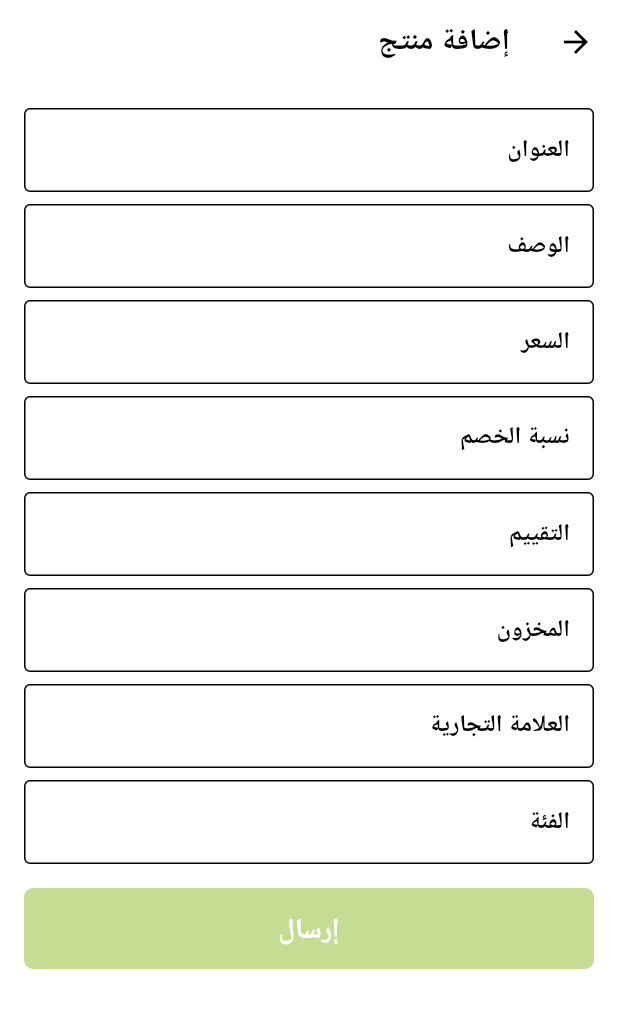
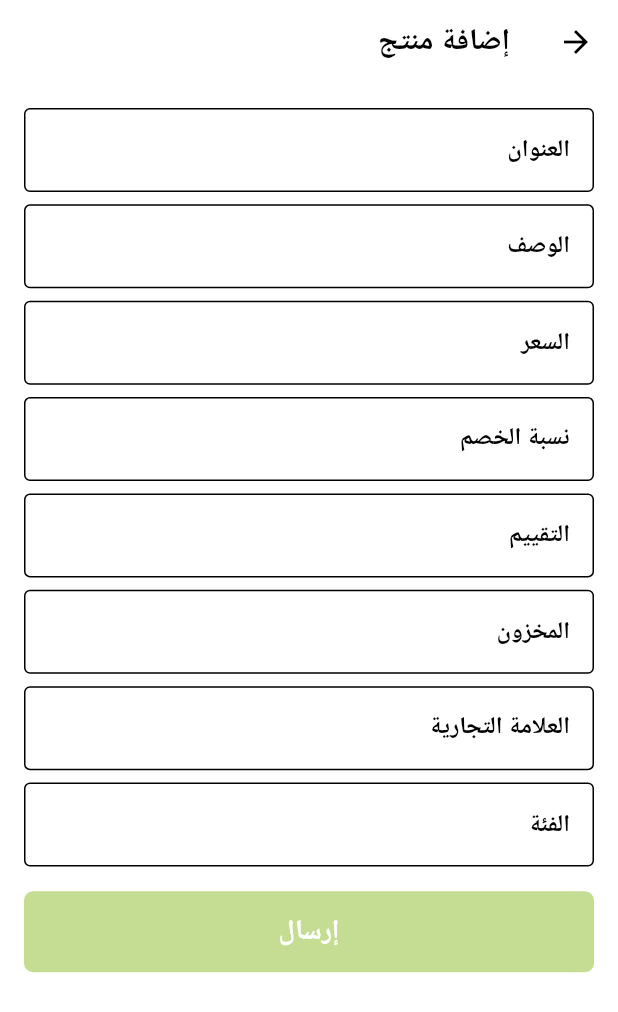
Before and after one commit to ahmedfarid2/TaskApp, a Flutter app: the screen it shows after launch, after a tap on "Ar", after a tap on the "add" icon, on a phone screen of 412 x 824 dp. Shown: the top 1012 px of the screen. Run offline on Flutter 3.47's test engine with Material 3 defaults, Android fonts, the phone set to English and light mode, and no system bars; our stand-ins replace bloc, dio, easy_localization, flutter_bloc, flutter_svg, lottie; network calls fail.

Commit message:
responsive fix v2

```diff
--- a/lib/core/assets/assets.gen.dart
+++ b/lib/core/assets/assets.gen.dart
@@ -14,14 +14,11 @@ import 'package:flutter/services.dart';
 class $AssetsAnimationsGen {
   const $AssetsAnimationsGen();
 
-  /// File path: assets/animations/button_loader_dark.json
-  String get buttonLoaderDark => 'assets/animations/button_loader_dark.json';
-
   /// File path: assets/animations/button_loader_light.json
   String get buttonLoaderLight => 'assets/animations/button_loader_light.json';
 
   /// List of all assets
-  List<String> get values => [buttonLoaderDark, buttonLoaderLight];
+  List<String> get values => [buttonLoaderLight];
 }
 
 class $AssetsFontsGen {
--- a/lib/core/widgets/w_app_button.dart
+++ b/lib/core/widgets/w_app_button.dart
@@ -29,9 +29,9 @@ class _WAppButtonState extends State<WAppButton> {
       onTap: (!isLoading && !widget.isDisabled) ? onTap : null,
       child: Container(
         height: 54,
-        padding: const EdgeInsets.symmetric(
-          horizontal: 15,
-          vertical: 15,
+        padding:  EdgeInsets.symmetric(
+          horizontal: MediaQuery.of(context).size.width * 0.01,
+          vertical: MediaQuery.of(context).size.height * 0.01,
         ),
         decoration: BoxDecoration(
           color: disabledColor(context),
--- a/lib/modules/core/presentation/screens/sn_splash.dart
+++ b/lib/modules/core/presentation/screens/sn_splash.dart
@@ -35,7 +35,7 @@ class _SNSplashState extends State<SNSplash> with SingleTickerProviderStateMixin
     Future.delayed(
       const Duration(seconds: 1),
       () {
-        Navigator.pushNamedAndRemoveUntil(context, RoutesNames.products.viewProducts,(Route<dynamic> route) => false);
+        Navigator.pushNamedAndRemoveUntil(context, RoutesNames.products.viewProducts, (Route<dynamic> route) => false);
       },
     );
   }
@@ -59,8 +59,8 @@ class _SNSplashState extends State<SNSplash> with SingleTickerProviderStateMixin
                 child: Center(
                   child: SvgPicture.asset(
                     Assets.icons.appLogoSvg.path,
-                    width: 200,
-                    height: 200,
+                    width: MediaQuery.of(context).size.height * 0.4,
+                    height: MediaQuery.of(context).size.width * 0.4,
                   ),
                 ),
               );
--- a/lib/modules/products/presentation/screens/sn_add_products.dart
+++ b/lib/modules/products/presentation/screens/sn_add_products.dart
@@ -53,8 +53,8 @@ class _SNAddProductsState extends State<SNAddProducts> {
               },
               textInputType: TextInputType.text,
             ),
-            const SizedBox(
-              height: 8,
+             SizedBox(
+              height: MediaQuery.of(context).size.height * 0.01,
             ),
             WSharedInput(
               controller: cubit.formAddProduct.descriptionController,
@@ -72,8 +72,8 @@ class _SNAddProductsState extends State<SNAddProducts> {
               },
               textInputType: TextInputType.text,
             ),
-            const SizedBox(
-              height: 8,
+             SizedBox(
+              height: MediaQuery.of(context).size.height * 0.01,
             ),
             WSharedInput(
               controller: cubit.formAddProduct.priceController,
@@ -91,8 +91,8 @@ class _SNAddProductsState extends State<SNAddProducts> {
               },
               textInputType: TextInputType.number,
             ),
-            const SizedBox(
-              height: 8,
+             SizedBox(
+              height: MediaQuery.of(context).size.height * 0.01,
             ),
             WSharedInput(
               controller: cubit.formAddProduct.discountPercentageController,
@@ -110,8 +110,8 @@ class _SNAddProductsState extends State<SNAddProducts> {
               },
               textInputType: TextInputType.number,
             ),
-            const SizedBox(
-              height: 8,
+             SizedBox(
+              height: MediaQuery.of(context).size.height * 0.01,
             ),
             WSharedInput(
               controller: cubit.formAddProduct.ratingController,
@@ -129,8 +129,8 @@ class _SNAddProductsState extends State<SNAddProducts> {
               },
               textInputType: TextInputType.number,
             ),
-            const SizedBox(
-              height: 8,
+             SizedBox(
+              height: MediaQuery.of(context).size.height * 0.01,
             ),
             WSharedInput(
               controller: cubit.formAddProduct.stockController,
@@ -148,8 +148,8 @@ class _SNAddProductsState extends State<SNAddProducts> {
               },
               textInputType: TextInputType.number,
             ),
-            const SizedBox(
-              height: 8,
+             SizedBox(
+              height: MediaQuery.of(context).size.height * 0.01,
             ),
             WSharedInput(
               controller: cubit.formAddProduct.brandController,
@@ -167,8 +167,8 @@ class _SNAddProductsState extends State<SNAddProducts> {
               },
               textInputType: TextInputType.text,
             ),
-            const SizedBox(
-              height: 8,
+             SizedBox(
+              height: MediaQuery.of(context).size.height * 0.01,
             ),
             WSharedInput(
               controller: cubit.formAddProduct.categoryController,
@@ -186,8 +186,8 @@ class _SNAddProductsState extends State<SNAddProducts> {
               },
               textInputType: TextInputType.text,
             ),
-            const SizedBox(
-              height: 16,
+             SizedBox(
+              height: MediaQuery.of(context).size.height * 0.02,
             ),
             WAppButton(
               title: "submit".tr(),
--- a/lib/modules/products/presentation/widgets/w_product_item.dart
+++ b/lib/modules/products/presentation/widgets/w_product_item.dart
@@ -32,9 +32,9 @@ class WProductItem extends StatelessWidget {
             ),
           ],
         ),
-        padding: const EdgeInsets.symmetric(
-          horizontal: 12,
-          vertical: 8,
+        padding:  EdgeInsets.symmetric(
+          horizontal: MediaQuery.of(context).size.width * 0.03,
+          vertical: MediaQuery.of(context).size.height * 0.01,
         ),
         margin: const EdgeInsets.only(left: 4, right: 4),
         child: Row(
@@ -43,14 +43,14 @@ class WProductItem extends StatelessWidget {
               borderRadius: BorderRadius.circular(8),
               child: Image.network(
                 product.thumbnail ?? '',
-                width: 75,
-                height: 75,
+                width: MediaQuery.of(context).size.width * 0.25,
+                height: MediaQuery.of(context).size.height * 0.1 ,
                 fit: BoxFit.cover,
                 errorBuilder: (context, _, __) {
                   return Container(
                     color: Colors.grey.withOpacity(0.7),
-                    width: 75,
-                    height: 75,
+                    width: MediaQuery.of(context).size.width * 0.25,
+                    height:  MediaQuery.of(context).size.height * 0.1,
                   );
                 },
               ),
```
Also changed, not shown: assets/icons/appLogo.svg.
